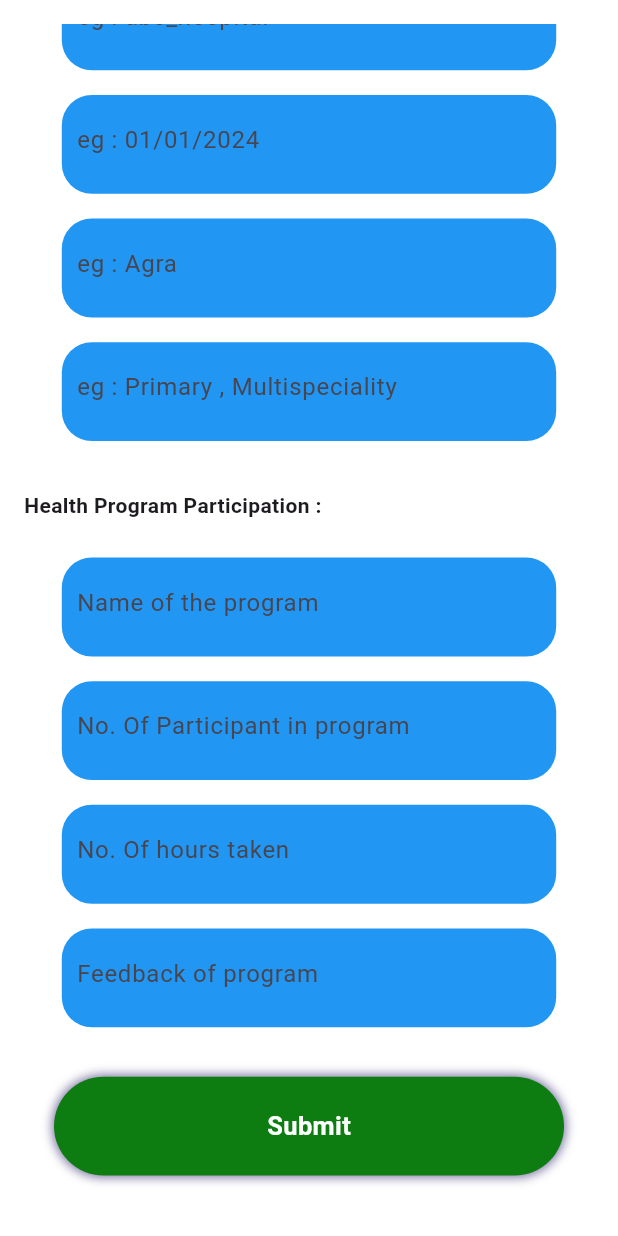
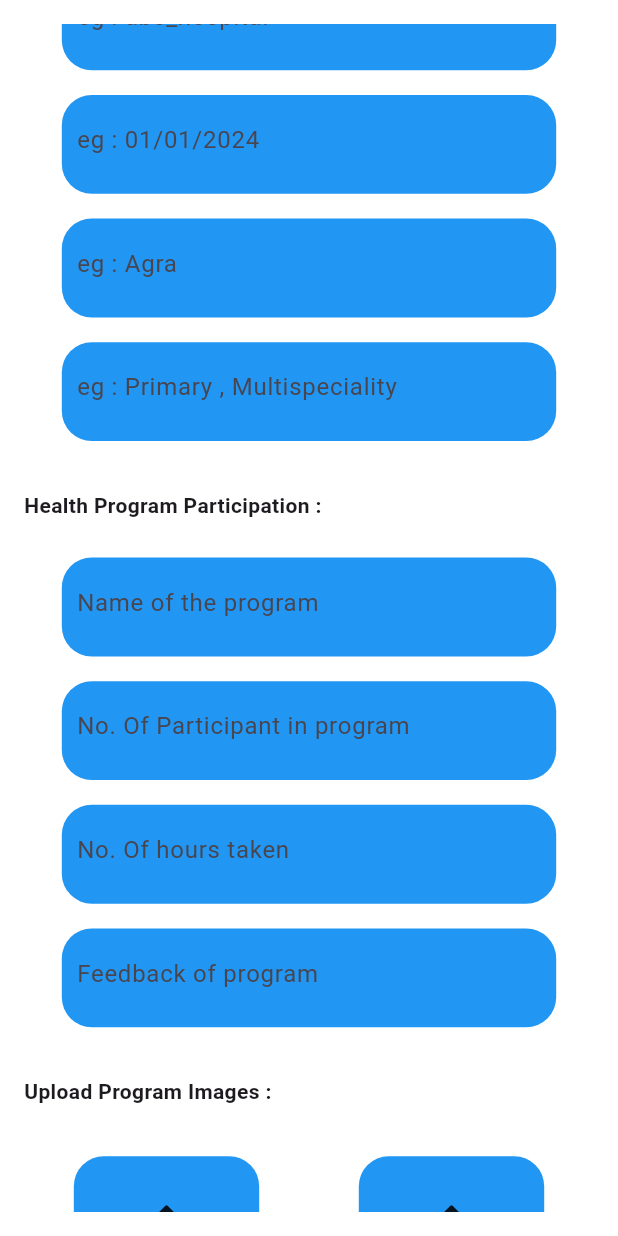
Before and after one commit to deepak-dee3/SIH_HOSPITALITY_FLUTTER_APP, a Flutter app: the enter_details_hospoital screen opened directly, scrolled down 404 dp, on a phone screen of 412 x 824 dp. Run offline on Flutter 3.47's test engine with Material 3 defaults, Android fonts, the phone set to English and light mode, and no system bars; our stand-ins replace animated_splash_screen, cloud_firestore, firebase_auth, firebase_core, firebase_storage, flutter_secure_storage and 5 more; accounts and stored records are empty; project files that could hold a hidden picture were left out.

Commit message:
buttons been added

```diff
--- a/lib/HOSPITAL/after_event.dart
+++ b/lib/HOSPITAL/after_event.dart
@@ -300,6 +300,35 @@ class _enter_details_hospoitalState extends State<enter_details_hospoital> {
           ),
 
           SizedBox(height: screenHeight*0.04,),
+           Align(
+            alignment: Alignment.centerLeft,
+            child:Text("Upload Program Images :" , style:TextStyle(fontWeight: FontWeight.bold))
+          ),
+          SizedBox(height: screenHeight*0.04,),
+
+
+          Row(
+            mainAxisAlignment: MainAxisAlignment.spaceAround,
+            children: [
+              Container(alignment:Alignment.center ,
+            height: screenHeight*0.1,
+            width: screenWidth*0.3,
+           // color: Colors.red,
+           decoration: BoxDecoration(borderRadius: BorderRadius.circular(20),color: Colors.blue),
+           child: Icon(Icons.upload_rounded),
+            ),
+             Container(alignment:Alignment.center ,
+            height: screenHeight*0.1,
+            width: screenWidth*0.3,
+            child: Icon(Icons.upload_rounded),
+           // color: Colors.red,
+           decoration: BoxDecoration(borderRadius: BorderRadius.circular(20),color: Colors.blue),
+            )
+          ]),
+
+          SizedBox(height: screenHeight*0.04,),
+
+
 
             GestureDetector(
               onTap:(){
--- a/lib/main.dart
+++ b/lib/main.dart
@@ -48,8 +48,6 @@ class Myapp extends StatelessWidget{
 
       backgroundColor: Colors.white,
       pageTransitionType:PageTransitionType.leftToRight,
-
-
     ),
 
     );
@@ -136,7 +134,6 @@ class _LoginPageState extends State<LoginPage> {
             style: TextStyle(fontSize: 20))));
   }
 }
-
 
   @override
   Widget build(BuildContext context) {
```
